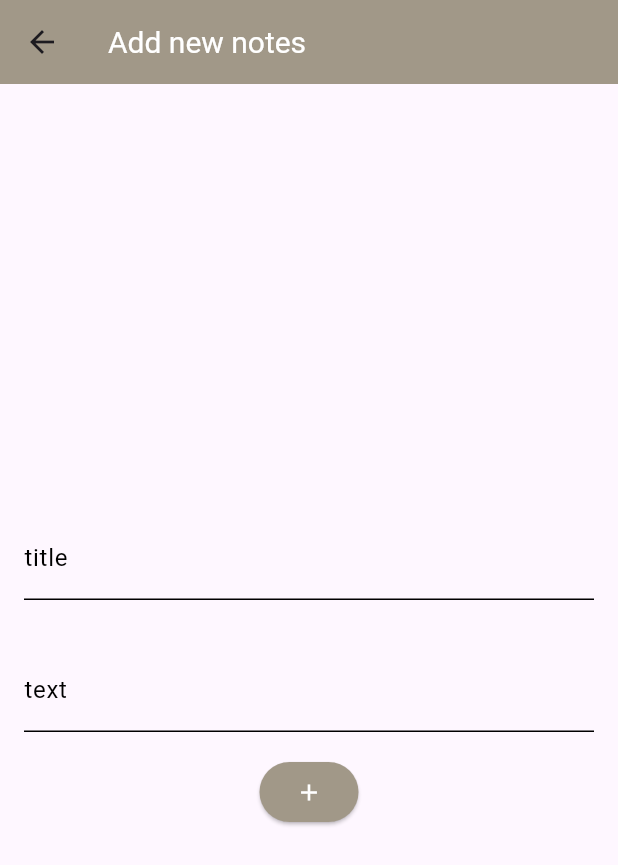
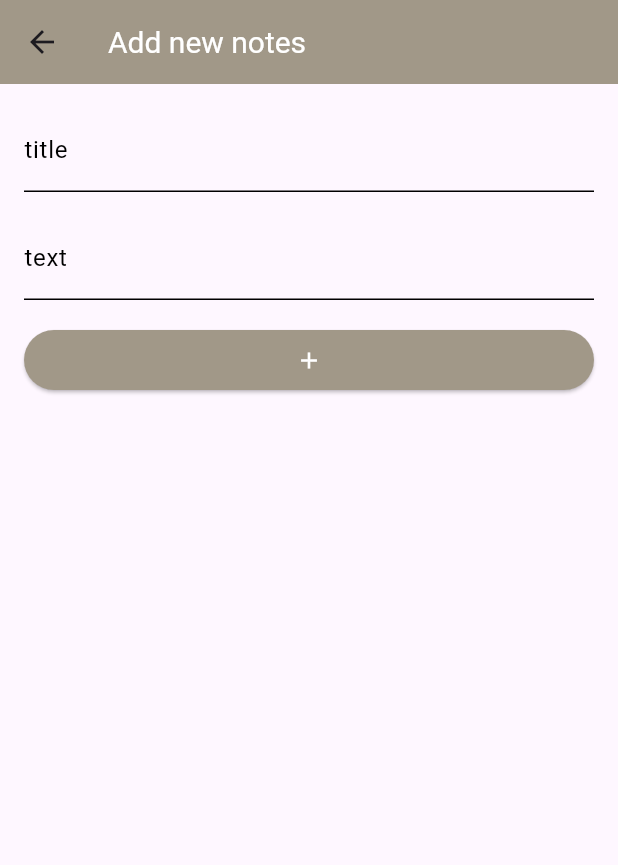
Before and after one commit to paweldudzikk/just_notes, a Flutter app: the Notebook screen opened directly, after a tap on the "add" icon, on a phone screen of 412 x 824 dp. Shown: the top 865 px of the screen. Run offline on Flutter 3.47's test engine with Material 2 defaults, Android fonts, the phone set to English and light mode, and no system bars; our stand-ins replace awesome_notifications, bloc, cloud_firestore, firebase_core, flutter_bloc; accounts and stored records are empty.

Commit message:
add singlechildscrollview to widgets

```diff
--- a/lib/app/daily_task/task_widget.dart
+++ b/lib/app/daily_task/task_widget.dart
@@ -153,7 +153,9 @@ class _TaskWidgetState extends State<TaskWidget> with TickerProviderStateMixin {
               ),
             ),
             const SizedBox(width: 20),
-            Text(
+            Expanded(
+              child: SingleChildScrollView(
+                child: Text(
                   widget.title,
                   style: TextStyle(
                     fontSize: 15,
@@ -161,6 +163,8 @@ class _TaskWidgetState extends State<TaskWidget> with TickerProviderStateMixin {
                     decoration: isStrikethrough
                         ? TextDecoration.lineThrough
                         : TextDecoration.none,
+                  ),
+                ),
               ),
             ),
             IconButton(
--- a/lib/app/note_book/cubit/add_note.dart
+++ b/lib/app/note_book/cubit/add_note.dart
@@ -3,7 +3,7 @@ import 'package:flutter/material.dart';
 import 'package:just_notes/app/note_book/note_book.dart';
 
 class AddNote extends StatelessWidget {
-  AddNote({super.key});
+  AddNote({Key? key}) : super(key: key);
 
   final titleController = TextEditingController();
   final textController = TextEditingController();
@@ -18,13 +18,10 @@ class AddNote extends StatelessWidget {
           style: TextStyle(fontSize: 20, color: Colors.white),
         ),
       ),
-      body: Center(
-        child: Column(
-          mainAxisAlignment: MainAxisAlignment.center,
+      body: ListView(
+        padding: const EdgeInsets.all(16.0),
         children: [
-            Padding(
-              padding: const EdgeInsets.all(16.0),
-              child: TextField(
+          TextField(
             controller: titleController,
             decoration: const InputDecoration(
               labelText: 'title',
@@ -37,11 +34,11 @@ class AddNote extends StatelessWidget {
               labelStyle: TextStyle(color: Colors.black),
             ),
           ),
-            ),
-            Padding(
-              padding: const EdgeInsets.all(16.0),
-              child: TextField(
+          const SizedBox(height: 16.0), // Odstęp pomiędzy polami
+          TextField(
             controller: textController,
+            maxLines:
+                null, // Ustawienie na null umożliwia dynamiczny rozwój liczby wierszy.
             decoration: const InputDecoration(
               labelText: 'text',
               focusedBorder: UnderlineInputBorder(
@@ -53,11 +50,14 @@ class AddNote extends StatelessWidget {
               labelStyle: TextStyle(color: Colors.black),
             ),
           ),
-            ),
+          const SizedBox(height: 16.0), // Odstęp pomiędzy polami
           ElevatedButton(
             onPressed: () {
               final title = titleController.text;
               final text = textController.text;
+
+
+              if (title.isNotEmpty && text.isNotEmpty) {
                 FirebaseFirestore.instance.collection('notebook').add({
                   'title': title,
                   'text': text,
@@ -71,6 +71,8 @@ class AddNote extends StatelessWidget {
                     builder: (context) => const Notebook(),
                   ),
                 );
+              }
+
             },
             style: ButtonStyle(
               backgroundColor: MaterialStateProperty.all(
@@ -81,9 +83,8 @@ class AddNote extends StatelessWidget {
               Icons.add,
               color: Colors.white,
             ),
-            )
+          ),
         ],
-        ),
       ),
     );
   }
--- a/lib/app/note_book/note_book.dart
+++ b/lib/app/note_book/note_book.dart
@@ -1,6 +1,7 @@
 import 'package:cloud_firestore/cloud_firestore.dart';
 import 'package:flutter/material.dart';
 import 'package:just_notes/app/note_book/cubit/add_note.dart';
+import 'package:just_notes/app/note_book/notebook_widget.dart';
 
 class Notebook extends StatelessWidget {
   const Notebook({
@@ -49,9 +50,31 @@ class Notebook extends StatelessWidget {
               childAspectRatio: 1,
               children: [
                 for (final document in documents) ...[
-                  NoteBookWidget(
-                    document['title'],
-                    document['text'],
+                  Dismissible(
+                    key: ValueKey(document.id),
+                    direction: DismissDirection.endToStart,
+                    background: Container(
+                      color: Colors.red,
+                      alignment: Alignment.centerRight,
+                      child: const Padding(
+                        padding: EdgeInsets.only(right: 15),
+                        child: Icon(
+                          Icons.delete,
+                          color: Colors.white,
+                        ),
+                      ),
+                    ),
+                    onDismissed: (_) {
+                      FirebaseFirestore.instance
+                          .collection('notebook')
+                          .doc(document.id)
+                          .delete();
+                    },
+                    child: NoteBookWidget(
+                      document['title'],
+                      document['text'],
+
+                    ),
                   ),
                 ],
               ],
@@ -60,52 +83,3 @@ class Notebook extends StatelessWidget {
     );
   }
 }
-
-class NoteBookWidget extends StatelessWidget {
-  final String title;
-  final String text;
-
-  const NoteBookWidget(
-    this.title,
-    this.text, {
-    Key? key,
-  }) : super(key: key);
-
-  @override
-  Widget build(BuildContext context) {
-    return Container(
-      decoration: BoxDecoration(
-        color: const Color.fromARGB(255, 161, 152, 136),
-        borderRadius: BorderRadius.circular(20),
-      ),
-      margin: const EdgeInsets.all(10),
-      padding: const EdgeInsets.all(20),
-      child: Column(
-        mainAxisSize: MainAxisSize.min,
-        children: [
-          Text(
-            title,
-            style: const TextStyle(
-              fontSize: 18,
-              color: Color.fromARGB(255, 247, 240, 240),
-            ),
-          ),
-          const SizedBox(height: 10),
-          Expanded(
-            child: SingleChildScrollView(
-              child: Align(
-                alignment: Alignment.centerLeft,
-                child: Text(
-                  text,
-                  style: const TextStyle(
-                    color: Color.fromARGB(255, 247, 240, 240),
-                  ),
-                ),
-              ),
-            ),
-          ),
-        ],
-      ),
-    );
-  }
-}
--- /dev/null
+++ b/lib/app/note_book/notebook_widget.dart
@@ -0,0 +1,61 @@
+import 'package:flutter/material.dart';
+import 'package:just_notes/app/note_book/edit_nota.dart';
+
+class NoteBookWidget extends StatelessWidget {
+  final String title;
+  final String text;
+
+  const NoteBookWidget(
+    this.title,
+    this.text, {
+    Key? key,
+  }) : super(key: key);
+
+  @override
+  Widget build(BuildContext context) {
+    return GestureDetector(
+      onTap: () {
+        Navigator.push(
+            context, MaterialPageRoute(builder: (context) => EditNotePage()));
+      },
+      child: Container(
+        decoration: BoxDecoration(
+          color: const Color.fromARGB(255, 161, 152, 136),
+          borderRadius: BorderRadius.circular(20),
+        ),
+        margin: const EdgeInsets.all(10),
+        padding: const EdgeInsets.all(20),
+        child: Column(
+          mainAxisSize: MainAxisSize.min,
+          children: [
+            Expanded(
+              child: SingleChildScrollView(
+                child: Text(
+                  title,
+                  style: const TextStyle(
+                    fontSize: 18,
+                    color: Color.fromARGB(255, 247, 240, 240),
+                  ),
+                ),
+              ),
+            ),
+            const SizedBox(height: 10),
+            Expanded(
+              child: SingleChildScrollView(
+                child: Align(
+                  alignment: Alignment.centerLeft,
+                  child: Text(
+                    text,
+                    style: const TextStyle(
+                      color: Color.fromARGB(255, 247, 240, 240),
+                    ),
+                  ),
+                ),
+              ),
+            ),
+          ],
+        ),
+      ),
+    );
+  }
+}
```
Also changed, not shown: lib/app/note_book/edit_nota.dart (added, +90 -0 lines). Lines whose indentation alone changed are shown as unchanged.
